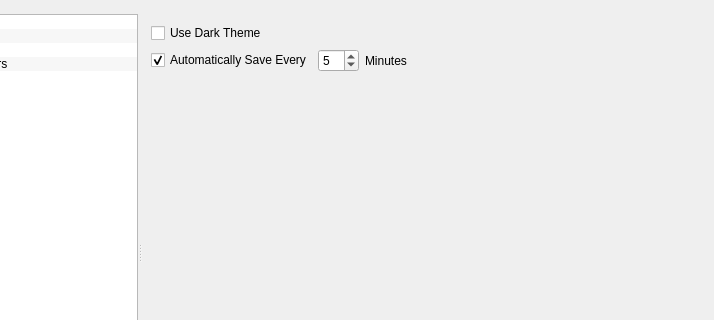
Qt form src/bin/Scenarist/UserInterfaceLayer/Settings/SettingsView.ui (dimkanovikov/KITScenarist) before a commit; both pictures show x 118 to 832 and y 0 to 320 of the 832 by 504 pixel window.
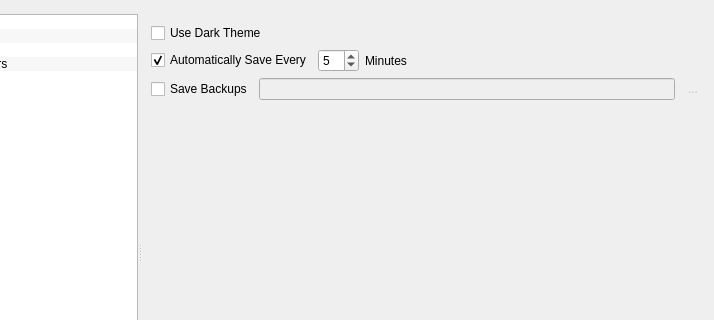
The same form after that commit. The open tabs and pages were chosen to show the change. Icons and pictures are not drawn.

Commit message: Added save projects backups option

The edit to the form file:
```diff
--- a/src/bin/Scenarist/UserInterfaceLayer/Settings/SettingsView.ui
+++ b/src/bin/Scenarist/UserInterfaceLayer/Settings/SettingsView.ui
@@ -202,7 +202,7 @@
                 </item>
                </layout>
               </item>
-              <item row="2" column="1">
+              <item row="3" column="1">
                <spacer name="verticalSpacer_4">
                 <property name="orientation">
                  <enum>Qt::Vertical</enum>
@@ -215,6 +215,56 @@
                 </property>
                </spacer>
               </item>
+              <item row="2" column="0" colspan="2">
+               <layout class="QHBoxLayout" name="horizontalLayout_11">
+                <item>
+                 <widget class="QCheckBox" name="saveBackups">
+                  <property name="text">
+                   <string>Save Backups</string>
+                  </property>
+                  <property name="checked">
+                   <bool>false</bool>
+                  </property>
+                 </widget>
+                </item>
+                <item>
+                 <widget class="QLineEdit" name="saveBackupsFolder">
+                  <property name="enabled">
+                   <bool>false</bool>
+                  </property>
+                  <property name="clearButtonEnabled">
+                   <bool>false</bool>
+                  </property>
+                 </widget>
+                </item>
+                <item>
+                 <widget class="QToolButton" name="browseBackupFolder">
+                  <property name="enabled">
+                   <bool>false</bool>
+                  </property>
+                  <property name="toolTip">
+                   <string>Browse...</string>
+                  </property>
+                  <property name="text">
+                   <string>...</string>
+                  </property>
+                  <property name="icon">
+                   <iconset resource="../../Resources/Resources.qrc">
+                    <normaloff>:/Graphics/Icons/browse.png</normaloff>:/Graphics/Icons/browse.png</iconset>
+                  </property>
+                  <property name="iconSize">
+                   <size>
+                    <width>22</width>
+                    <height>22</height>
+                   </size>
+                  </property>
+                  <property name="autoRaise">
+                   <bool>true</bool>
+                  </property>
+                 </widget>
+                </item>
+               </layout>
+              </item>
              </layout>
             </widget>
            </item>
```
Left out of the diff: 80 changed lines with no effect on the pictures. The commit also changes 13 other files.
